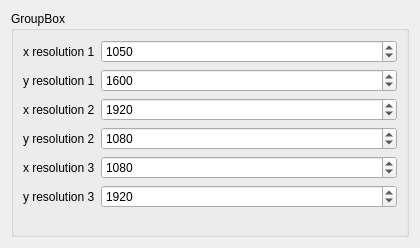
First picture: the form in ambilight-gui/triplescreenconfigpage.ui, repository enra64/PalliLux, before the edit.
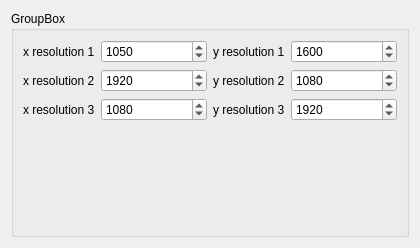
Second picture: the form after the edit.

```diff
--- a/ambilight-gui/triplescreenconfigpage.ui
+++ b/ambilight-gui/triplescreenconfigpage.ui
@@ -19,7 +19,9 @@
      <property name="title">
       <string>GroupBox</string>
      </property>
-     <layout class="QFormLayout" name="formLayout_2">
+     <layout class="QHBoxLayout" name="horizontalLayout_2">
+      <item>
+       <layout class="QFormLayout" name="formLayout">
       <item row="0" column="0">
        <widget class="QLabel" name="label">
         <property name="text">
@@ -38,13 +40,51 @@
        </widget>
       </item>
       <item row="1" column="0">
+         <widget class="QLabel" name="label_3">
+          <property name="text">
+           <string>x resolution 2</string>
+          </property>
+         </widget>
+        </item>
+        <item row="1" column="1">
+         <widget class="QSpinBox" name="x2">
+          <property name="maximum">
+           <number>1000000</number>
+          </property>
+          <property name="value">
+           <number>1920</number>
+          </property>
+         </widget>
+        </item>
+        <item row="2" column="0">
+         <widget class="QLabel" name="label_5">
+          <property name="text">
+           <string>x resolution 3</string>
+          </property>
+         </widget>
+        </item>
+        <item row="2" column="1">
+         <widget class="QSpinBox" name="x3">
+          <property name="maximum">
+           <number>1000000</number>
+          </property>
+          <property name="value">
+           <number>1080</number>
+          </property>
+         </widget>
+        </item>
+       </layout>
+      </item>
+      <item>
+       <layout class="QFormLayout" name="formLayout_3">
+        <item row="0" column="0">
        <widget class="QLabel" name="label_2">
         <property name="text">
          <string>y resolution 1</string>
         </property>
        </widget>
       </item>
-      <item row="1" column="1">
+        <item row="0" column="1">
        <widget class="QSpinBox" name="y1">
         <property name="maximum">
          <number>1000000</number>
@@ -54,31 +94,14 @@
         </property>
        </widget>
       </item>
-      <item row="2" column="0">
-       <widget class="QLabel" name="label_3">
-        <property name="text">
-         <string>x resolution 2</string>
-        </property>
-       </widget>
-      </item>
-      <item row="2" column="1">
-       <widget class="QSpinBox" name="x2">
-        <property name="maximum">
-         <number>1000000</number>
-        </property>
-        <property name="value">
-         <number>1920</number>
-        </property>
-       </widget>
-      </item>
-      <item row="3" column="0">
+        <item row="1" column="0">
        <widget class="QLabel" name="label_4">
         <property name="text">
          <string>y resolution 2</string>
         </property>
        </widget>
       </item>
-      <item row="3" column="1">
+        <item row="1" column="1">
        <widget class="QSpinBox" name="y2">
         <property name="maximum">
          <number>1000000</number>
@@ -88,31 +111,14 @@
         </property>
        </widget>
       </item>
-      <item row="4" column="0">
-       <widget class="QLabel" name="label_5">
-        <property name="text">
-         <string>x resolution 3</string>
-        </property>
-       </widget>
-      </item>
-      <item row="4" column="1">
-       <widget class="QSpinBox" name="x3">
-        <property name="maximum">
-         <number>1000000</number>
-        </property>
-        <property name="value">
-         <number>1080</number>
-        </property>
-       </widget>
-      </item>
-      <item row="5" column="0">
+        <item row="2" column="0">
        <widget class="QLabel" name="label_6">
         <property name="text">
          <string>y resolution 3</string>
         </property>
        </widget>
       </item>
-      <item row="5" column="1">
+        <item row="2" column="1">
        <widget class="QSpinBox" name="y3">
         <property name="maximum">
          <number>1000000</number>
@@ -123,6 +129,11 @@
        </widget>
       </item>
      </layout>
+      </item>
+     </layout>
+     <zorder>formLayoutWidget</zorder>
+     <zorder>formLayoutWidget</zorder>
+     <zorder>formLayoutWidget_2</zorder>
     </widget>
    </item>
   </layout>
```
Lines whose indentation alone changed are shown as unchanged.
